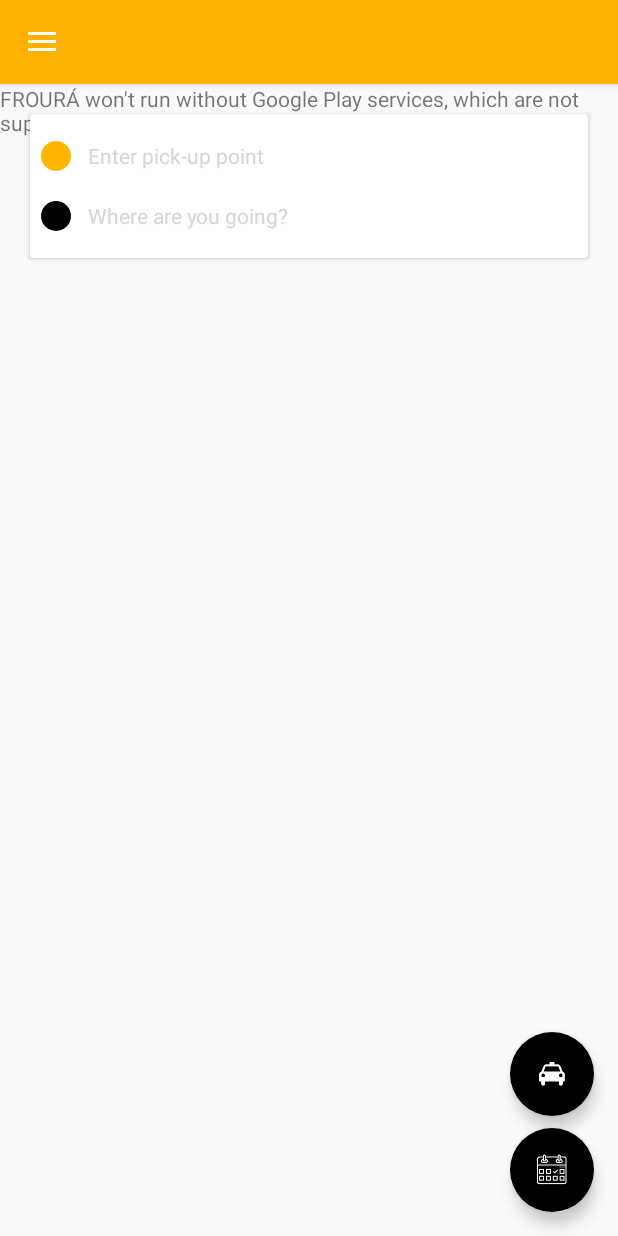
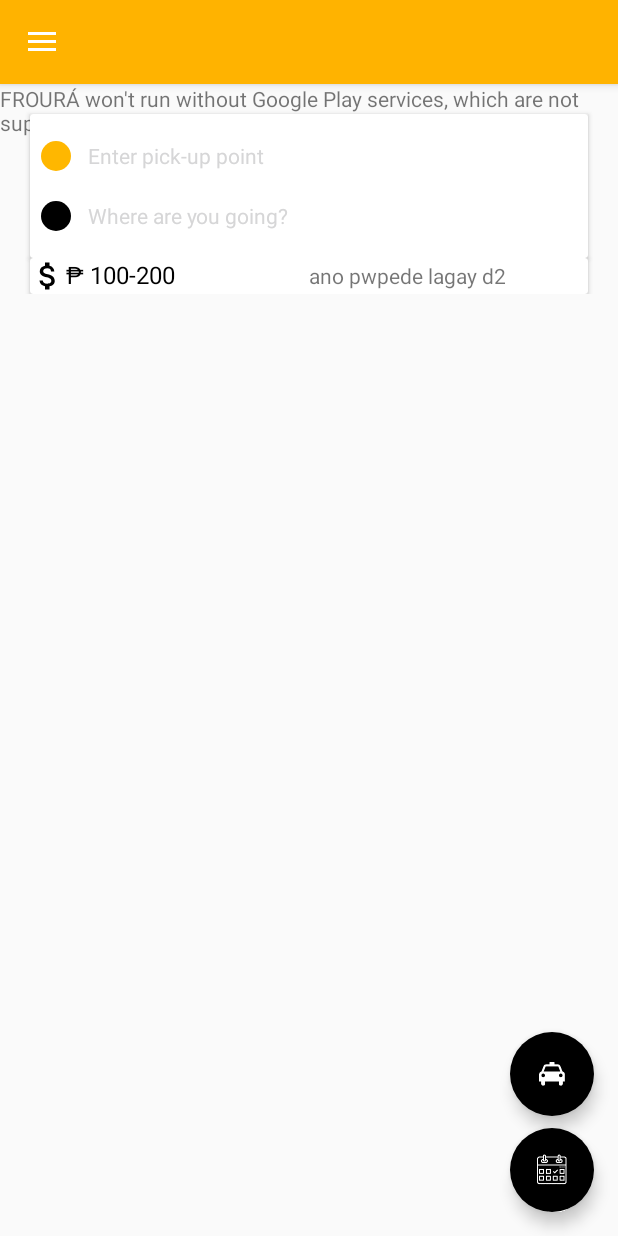
Before and after one commit to kndrckjvr/froura-passenger, an Android app: the HomeActivity screen opened directly, with no data from a screen before it, on a phone screen of 412 x 824 dp. Run offline under Robolectric (Android 15) with nearby library versions, the phone set to English and light mode, and no system bars; our stand-ins replace Firebase (no records; nobody signed in at launch, a user with empty details on screens opened directly); 9 statements that could not run were skipped.

Commit message:
Minor Insertions

```diff
--- a/app/build.gradle
+++ b/app/build.gradle
@@ -44,6 +44,8 @@ dependencies {
 
     implementation 'com.github.bumptech.glide:glide:4.3.1'
     annotationProcessor 'com.github.bumptech.glide:compiler:4.3.1'
+
+    implementation 'com.facebook.android:facebook-login:[4,5)'
 }
 
 apply plugin: 'com.google.gms.google-services'
--- a/app/src/main/java/com/froura/develo4/passenger/HomeActivity.java
+++ b/app/src/main/java/com/froura/develo4/passenger/HomeActivity.java
@@ -17,6 +17,7 @@ import android.support.v4.view.GravityCompat;
 import android.support.v4.widget.DrawerLayout;
 import android.support.v7.app.ActionBarDrawerToggle;
 import android.support.v7.app.AppCompatActivity;
+import android.support.v7.widget.CardView;
 import android.support.v7.widget.Toolbar;
 import android.text.TextUtils;
 import android.view.MenuItem;
@@ -68,6 +69,7 @@ public class HomeActivity extends AppCompatActivity
     private FloatingActionButton bookFab;
     private FloatingActionButton rsrvFab;
     private View viewFab;
+    private CardView viewDetails;
 
     private GoogleMap mMap;
     private CameraPosition cameraPosition;
@@ -109,6 +111,7 @@ public class HomeActivity extends AppCompatActivity
         bookFab = findViewById(R.id.bookFab);
         rsrvFab = findViewById(R.id.rsrvFab);
         viewFab = findViewById(R.id.viewFab);
+        viewDetails = findViewById(R.id.details);
 
         uid = FirebaseAuth.getInstance().getCurrentUser().getUid();
 
@@ -453,13 +456,14 @@ public class HomeActivity extends AppCompatActivity
     private void showCurrentPlace() {
         if (locationEnabled()) {
             PlaceDetectionClient mPlaceDetectionClient = Places.getPlaceDetectionClient(this, null);
-            @SuppressWarnings("MissingPermission") final Task<PlaceLikelihoodBufferResponse> placeResult =
+            @SuppressWarnings("MissingPermission")
+            final Task<PlaceLikelihoodBufferResponse> placeResult =
                     mPlaceDetectionClient.getCurrentPlace(null);
             placeResult.addOnCompleteListener
                     (new OnCompleteListener<PlaceLikelihoodBufferResponse>() {
                         @Override
                         public void onComplete(@NonNull Task<PlaceLikelihoodBufferResponse> task) {
-                            if (task.isSuccessful() && task.getResult() != null) {
+                            if (task.isSuccessful() && task.getResult() != null && pickup != null) {
                                 PlaceLikelihoodBufferResponse likelyPlaces = task.getResult();
 
                                 for (PlaceLikelihood placeLikelihood : likelyPlaces) {
--- /dev/null
+++ b/app/src/main/res/drawable/ic_attach_money_black_24dp.xml
@@ -0,0 +1,9 @@
+<vector xmlns:android="http://schemas.android.com/apk/res/android"
+        android:width="24dp"
+        android:height="24dp"
+        android:viewportWidth="24.0"
+        android:viewportHeight="24.0">
+    <path
+        android:fillColor="#FF000000"
+        android:pathData="M11.8,10.9c-2.27,-0.59 -3,-1.2 -3,-2.15 0,-1.09 1.01,-1.85 2.7,-1.85 1.78,0 2.44,0.85 2.5,2.1h2.21c-0.07,-1.72 -1.12,-3.3 -3.21,-3.81V3h-3v2.16c-1.94,0.42 -3.5,1.68 -3.5,3.61 0,2.31 1.91,3.46 4.7,4.13 2.5,0.6 3,1.48 3,2.41 0,0.69 -0.49,1.79 -2.7,1.79 -2.06,0 -2.87,-0.92 -2.98,-2.1h-2.2c0.12,2.19 1.76,3.42 3.68,3.83V21h3v-2.15c1.95,-0.37 3.5,-1.5 3.5,-3.55 0,-2.84 -2.43,-3.81 -4.7,-4.4z"/>
+</vector>
--- a/app/src/main/res/layout/activity_landing.xml
+++ b/app/src/main/res/layout/activity_landing.xml
@@ -51,7 +51,7 @@
         android:textColor="#000000"
         android:textSize="15sp" />
 
-    <Button
+    <com.facebook.login.widget.LoginButton
         android:id="@+id/faceLogin"
         style="@style/Widget.AppCompat.Button.Colored"
         android:layout_width="300dp"
--- a/app/src/main/res/layout/content_home.xml
+++ b/app/src/main/res/layout/content_home.xml
@@ -17,25 +17,69 @@
     <RelativeLayout
         android:layout_width="match_parent"
         android:layout_height="wrap_content">
+
         <android.support.v7.widget.CardView
+            android:id="@+id/cardView"
             android:layout_width="match_parent"
             android:layout_height="wrap_content"
-            android:id="@+id/pickCardView"
-            android:layout_margin="20dp">
+            android:layout_marginTop="20dp"
+            android:layout_marginLeft="20dp"
+            android:layout_marginRight="20dp"
+            android:layout_marginBottom="0dp">
+
             <fragment
                 android:id="@+id/pickup"
+                android:name="com.froura.develo4.passenger.libraries.PickUpAutoCompleteFragment"
+                android:layout_width="match_parent"
+                android:layout_height="wrap_content" />
+
+            <fragment
+                android:id="@+id/dropoff"
+                android:name="com.froura.develo4.passenger.libraries.DropOffAutoCompleteFragment"
                 android:layout_width="match_parent"
                 android:layout_height="wrap_content"
-                android:name="com.froura.develo4.passenger.libraries.PickUpAutoCompleteFragment"
-                />
-            <fragment
-                android:id="@+id/dropoff"
                 android:layout_below="@+id/pickup"
-                android:layout_marginTop="40dp"
-                android:name="com.froura.develo4.passenger.libraries.DropOffAutoCompleteFragment"
+                android:layout_marginTop="40dp" />
+
+        </android.support.v7.widget.CardView>
+
+        <android.support.v7.widget.CardView
+            android:id="@+id/details"
+            android:layout_width="match_parent"
+            android:layout_height="wrap_content"
+            android:layout_below="@id/cardView"
+            android:gravity="top|center"
+            android:background="#ffffff"
+            android:layout_marginLeft="20dp"
+            android:layout_marginRight="20dp"
+            android:orientation="vertical">
+
+            <LinearLayout
                 android:layout_width="match_parent"
-                android:layout_height="wrap_content" />
+                android:layout_height="match_parent"
+                android:weightSum="2"
+                android:orientation="horizontal">
+
+                <TextView
+                    android:id="@+id/txtVw_taxi_fare"
+                    android:layout_width="0dp"
+                    android:layout_height="wrap_content"
+                    android:layout_weight="1"
+                    android:drawableLeft="@drawable/ic_attach_money_black_24dp"
+                    android:text="₱ 100-200"
+                    android:textColor="#000000"
+                    android:textSize="16sp" />
+
+                <TextView
+                    android:id="@+id/textView5"
+                    android:layout_width="0dp"
+                    android:layout_height="wrap_content"
+                    android:layout_weight="1"
+                    android:text="ano pwpede lagay d2" />
+            </LinearLayout>
+
         </android.support.v7.widget.CardView>
+
     </RelativeLayout>
 
 </FrameLayout>
--- a/app/src/main/res/values/strings.xml
+++ b/app/src/main/res/values/strings.xml
@@ -2,6 +2,9 @@
     <string name="app_name">FROURÁ</string>
 
     <string name="logoWhite_desc">white logo</string>
+
+    <string name="facebook_app_id">141822206467581</string>
+    <string name="fb_login_protocol_scheme">fb141822206467581</string>
 
     <string name="navigation_drawer_open">Open navigation drawer</string>
     <string name="navigation_drawer_close">Close navigation drawer</string>
```
Also changed, not shown: app/src/main/AndroidManifest.xml (+18 -0 lines), app/src/main/java/com/froura/develo4/passenger/LandingActivity.java (+104 -4 lines).
